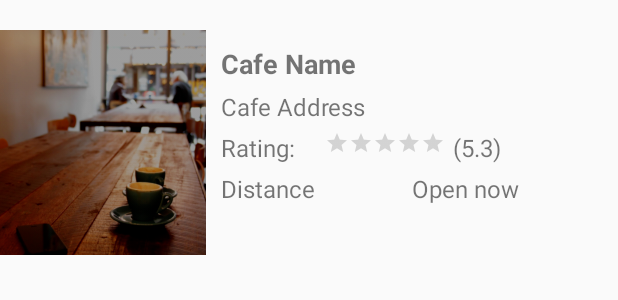
After one commit to Aragami1408/Nekofee, an Android app: the layout fragement_list_cafe_item.xml on its own in the app's theme, with its tools: preview values and no code run, on a phone screen of 412 x 824 dp. The commit adds this screen. Shown: the top 300 px of the screen. Run offline under Robolectric (Android 15) with nearby library versions, the phone set to English and light mode, and no system bars.

Commit message:
Build layout for nearby cafe list

```diff
--- a/app/src/main/AndroidManifest.xml
+++ b/app/src/main/AndroidManifest.xml
@@ -6,6 +6,8 @@
     <uses-permission android:name="android.permission.INTERNET"/>
     <uses-permission android:name="android.permission.ACCESS_NETWORK_STATE"/>
     <uses-permission android:name="android.permission.WRITE_EXTERNAL_STORAGE"/>
+    <uses-feature android:name="android.hardware.location.gps" android:required="true"/>
+    <uses-feature android:name="android.hardware.location.network" android:required="true"/>
     <application
         android:allowBackup="true"
         android:icon="@mipmap/ic_launcher"
@@ -20,6 +22,9 @@
                 <category android:name="android.intent.category.LAUNCHER"/>
             </intent-filter>
         </activity>
+        <activity android:name=".controler.activity.ListCafeActivity">
+
+        </activity>
         <meta-data
             android:name="com.google.android.geo.API_KEY"
             android:value="AIzaSyCXm1oYyeBWPSK1lpss15mcv0vSDnxMy2E"/>
--- a/app/src/main/java/com/huynhtinh/android/nekofee/controler/activity/SingleFragmentActivity.java
+++ b/app/src/main/java/com/huynhtinh/android/nekofee/controler/activity/SingleFragmentActivity.java
@@ -20,10 +20,14 @@ public abstract class SingleFragmentActivity extends AppCompatActivity {
     @Override
     protected void onCreate(@Nullable Bundle savedInstanceState) {
         super.onCreate(savedInstanceState);
+        setContentView(R.layout.container_activity);
         FragmentManager fragmentManager = getSupportFragmentManager();
-        Fragment fragment = createFragment();
-        fragmentManager.beginTransaction()
-                .add(R.id.container_activity,fragment)
-                .commit();
+        Fragment fragment = fragmentManager.findFragmentById(R.id.container_activity);
+        if (fragment == null) {
+            fragment = createFragment();
+            fragmentManager.beginTransaction()
+                    .add(R.id.container_activity, fragment)
+                    .commit();
+        }
     }
 }
--- a/app/src/main/java/com/huynhtinh/android/nekofee/controler/fragment/ListCafeFragment.java
+++ b/app/src/main/java/com/huynhtinh/android/nekofee/controler/fragment/ListCafeFragment.java
@@ -5,6 +5,11 @@ import android.os.Bundle;
 import android.support.annotation.Nullable;
 import android.support.v4.app.Fragment;
 import android.util.Log;
+import android.view.LayoutInflater;
+import android.view.View;
+import android.view.ViewGroup;
+
+import com.huynhtinh.android.nekofee.R;
 
 /**
  * Created by TINH HUYNH on 5/24/2017.
@@ -30,11 +35,15 @@ public class ListCafeFragment extends Fragment {
     @Override
     public void onCreate(@Nullable Bundle savedInstanceState) {
         super.onCreate(savedInstanceState);
-        if (savedInstanceState == null) {
-            return;
-        }
         mCurrentLocation = getArguments().getParcelable(KEY_CURRENT_LOCATION);
         Log.i(TAG, "Received location: lat=" + mCurrentLocation.getLatitude()
-                + " ,Lon=" + mCurrentLocation.getLongitude());
+                + " ,lon=" + mCurrentLocation.getLongitude());
+    }
+
+    @Nullable
+    @Override
+    public View onCreateView(LayoutInflater inflater, @Nullable ViewGroup container, @Nullable Bundle savedInstanceState) {
+        View view = inflater.inflate(R.layout.fragment_list_cafe, container, false);
+        return view;
     }
 }
--- a/app/src/main/java/com/huynhtinh/android/nekofee/controler/fragment/NekofeeFragment.java
+++ b/app/src/main/java/com/huynhtinh/android/nekofee/controler/fragment/NekofeeFragment.java
@@ -101,11 +101,13 @@ public class NekofeeFragment extends Fragment {
                     } else {
                         if (!isGpsOn()) {
                             showAlert(ALERT_GPS);
-                        } else if (!isNetworkConnected()) {
+                            return;
+                        }
+                        if (!isNetworkConnected()) {
                             showAlert(ALERT_NETWORK);
-                        } else {
-                            sendCurrentLocation();
+                            return;
                         }
+                        sendCurrentLocation();
                     }
                 }
             }
@@ -207,8 +209,7 @@ public class NekofeeFragment extends Fragment {
             @Override
             public void onLocationChanged(Location location) {
 
-                Log.i(TAG, "Current location: lat=" + location.getLatitude() +
-                        ", Lon=" + location.getLongitude());
+                Log.i(TAG, "Current location: lat=" + location.getLatitude() + ", lon=" + location.getLongitude());
 
                 Intent intent = ListCafeActivity.newIntent(getActivity(), location);
                 startActivity(intent);
--- /dev/null
+++ b/app/src/main/res/layout/fragement_list_cafe_item.xml
@@ -0,0 +1,102 @@
+<?xml version="1.0" encoding="utf-8"?>
+<LinearLayout xmlns:android="http://schemas.android.com/apk/res/android"
+              xmlns:tools="http://schemas.android.com/tools"
+              android:layout_width="match_parent"
+              android:layout_height="150dp"
+              android:layout_marginTop="20dp"
+              android:layout_marginBottom="20dp"
+              android:orientation="horizontal">
+
+    <ImageView
+        android:id="@+id/cafe_photo_image_view"
+        android:src="@drawable/background_dark_blur_crop"
+        android:layout_width="0dp"
+        android:layout_height="match_parent"
+        android:layout_weight="1"
+        android:scaleType="centerCrop"
+        android:adjustViewBounds="true"/>
+
+    <LinearLayout
+        android:layout_width="0dp"
+        android:layout_height="match_parent"
+        android:layout_weight="2"
+        android:orientation="vertical"
+        android:padding="10dp">
+
+        <TextView
+            android:id="@+id/cafe_name_text_view"
+            android:layout_width="match_parent"
+            android:layout_height="wrap_content"
+            android:layout_marginBottom="5dp"
+            android:fontFamily="sans-serif"
+            android:textSize="18sp"
+            android:textStyle="bold"
+            tools:text="Cafe Name"/>
+
+        <TextView
+            android:id="@+id/cafe_address_text_view"
+            android:layout_width="match_parent"
+            android:layout_height="wrap_content"
+            android:layout_marginBottom="5dp"
+            android:fontFamily="sans-serif"
+            android:textSize="16sp"
+            tools:text="Cafe Address"/>
+
+        <LinearLayout
+            android:layout_width="match_parent"
+            android:layout_height="wrap_content">
+
+            <TextView
+                android:layout_width="wrap_content"
+                android:layout_height="wrap_content"
+                android:layout_marginRight="20dp"
+                android:fontFamily="sans-serif"
+                android:text="@string/rating"
+                android:textSize="16sp"/>
+
+            <RatingBar
+                android:id="@+id/cafe_rating_bar"
+                style="?android:attr/ratingBarStyleSmall"
+                android:layout_width="80dp"
+                android:layout_height="wrap_content"
+                android:layout_marginRight="5dp"
+                android:numStars="5"/>
+
+            <TextView
+                android:id="@+id/rate_index_text_view"
+                android:layout_width="wrap_content"
+                android:layout_height="wrap_content"
+                android:fontFamily="sans-serif"
+                android:textSize="16sp"
+                tools:text="(5.3)"
+                android:layout_marginBottom="5dp"/>
+        </LinearLayout>
+
+        <LinearLayout
+            android:layout_width="match_parent"
+            android:layout_height="wrap_content"
+            android:orientation="horizontal">
+
+            <TextView
+                android:id="@+id/distance_text_view"
+                android:layout_width="0dp"
+                android:layout_weight="1"
+                android:layout_height="wrap_content"
+                android:fontFamily="sans-serif"
+                android:textSize="16sp"
+                tools:text="Distance"/>
+
+            <TextView
+                android:id="@+id/open_text_view"
+                android:layout_width="0dp"
+                android:layout_weight="1"
+                android:layout_height="wrap_content"
+                android:fontFamily="sans-serif"
+                android:textSize="16sp"
+                tools:text="Open now"/>
+
+        </LinearLayout>
+
+    </LinearLayout>
+
+</LinearLayout>
--- a/app/src/main/res/layout/fragment_list_cafe.xml
+++ b/app/src/main/res/layout/fragment_list_cafe.xml
@@ -1,8 +1,18 @@
 <?xml version="1.0" encoding="utf-8"?>
-<android.support.v7.widget.RecyclerView
+<RelativeLayout
     xmlns:android="http://schemas.android.com/apk/res/android"
-    android:id="@+id/list_cafe_recycle_view"
     android:layout_width="match_parent"
-    android:layout_height="match_parent">
+    android:layout_height="match_parent"
+    android:alpha="0.8"
+    android:background="@drawable/background_dark_blur_crop">
 
-</android.support.v7.widget.RecyclerView>
+    <android.support.v7.widget.RecyclerView
+        android:id="@+id/list_cafe_recycle_view"
+        android:layout_width="match_parent"
+        android:layout_height="match_parent"
+        android:layout_alignParentLeft="true"
+        android:layout_alignParentStart="true"
+        android:layout_alignParentTop="true">
+    </android.support.v7.widget.RecyclerView>
+
+</RelativeLayout>
--- a/app/src/main/res/layout/nekofee_fragment.xml
+++ b/app/src/main/res/layout/nekofee_fragment.xml
@@ -32,6 +32,7 @@
             android:gravity="center"
             android:inputType="number"
             android:textAlignment="center"
+            android:textCursorDrawable="@null"
             android:backgroundTint="@color/colorWhiteText"
             android:textColorHint="@color/colorHint"/>
 
--- a/app/src/main/res/values/strings.xml
+++ b/app/src/main/res/values/strings.xml
@@ -3,4 +3,5 @@
     <string name="radius_hint">500</string>
     <string name="top_background_text_view">I want to find nearby café\n within</string>
     <string name="find_button_text">Find now!</string>
+    <string name="rating">Rating:</string>
 </resources>
```
